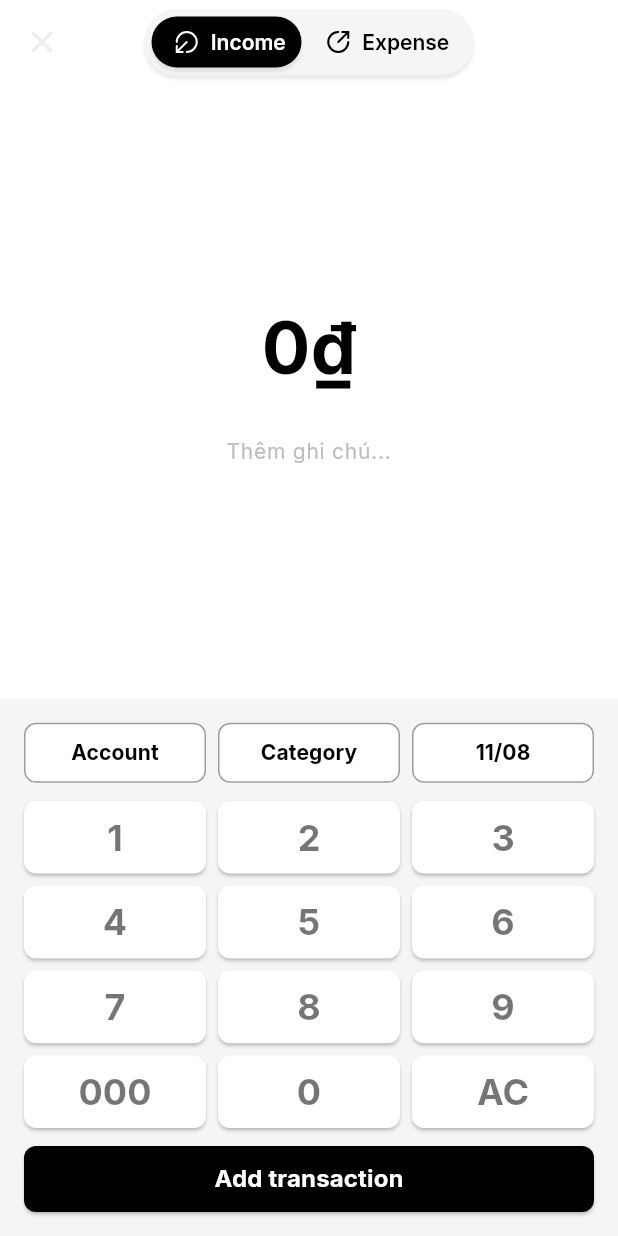
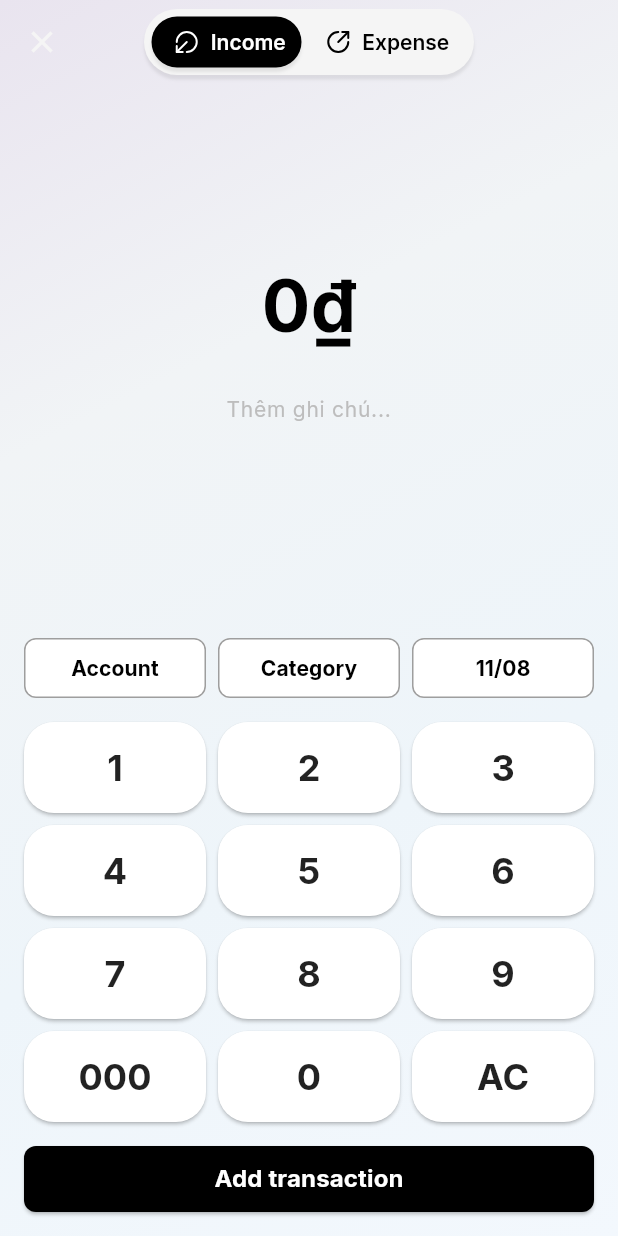
Before and after one commit to eatsosoo/finance_tracker, a Flutter app: the AddTransactionScreen screen opened by its route, on a phone screen of 412 x 824 dp. Run offline on Flutter 3.47's test engine with Material 3 defaults, Android fonts, the phone set to English and light mode, and no system bars; our stand-ins replace cached_network_image, curved_navigation_bar, flutter_svg, go_router, google_fonts, lucide_icons_flutter and 1 more.

Commit message:
[STYLE] change background

```diff
--- a/lib/layouts/main_layout.dart
+++ b/lib/layouts/main_layout.dart
@@ -55,8 +55,8 @@ class MainLayout extends StatelessWidget {
           ),
           Icon(LucideIcons.chartPie, size: currentIndex == 4 ? 24 : 18),
         ],
-        color: Colors.white,
-        buttonBackgroundColor: Colors.white,
+        color: Theme.of(context).colorScheme.surface,
+        buttonBackgroundColor: Theme.of(context).colorScheme.surface,
         backgroundColor: Colors.transparent,
         animationCurve: Curves.easeInOut,
         animationDuration: const Duration(milliseconds: 600),
--- a/lib/main.dart
+++ b/lib/main.dart
@@ -1,3 +1,4 @@
+import 'package:finance_tracker/utils/color_utils.dart';
 import 'package:flutter/material.dart';
 import 'package:google_fonts/google_fonts.dart';
 import 'package:provider/provider.dart';
@@ -5,6 +6,54 @@ import 'providers/auth_provider.dart';
 import 'screens/auth/login_screen.dart';
 // import 'screens/dashboard/dashboard_screen.dart'; // tạo sau
 import 'routes/router.dart';
+
+// LIGHT MODE
+final lightColorScheme = ColorScheme.fromSeed(
+  seedColor: Colors.black87, // hoặc Colors.black87 nếu muốn đồng bộ nhận diện
+  brightness: Brightness.light,
+).copyWith(
+  primary: Colors.black,
+  onPrimary: Colors.white,
+  background: Colors.grey.shade100,
+  onBackground: Colors.black87,
+  surface: Colors.white,
+  onSurface: Colors.black87,
+  error: Colors.red, // đỏ cảnh báo
+  onError: Colors.white
+);
+
+// DARK MODE
+final darkColorScheme = ColorScheme.fromSeed(
+  seedColor: Colors.black87, // hoặc Colors.black87 nếu muốn đồng bộ nhận diện
+  brightness: Brightness.dark,
+).copyWith(
+  onPrimary: Colors.white,
+  background:  Color.fromARGB(255, 33, 33, 33), // nền chính
+  surface: Color.fromARGB(255, 23, 23, 23), // bề mặt card
+  onSurface: const Color(0xFFB0B0B0), // text phụ
+  onBackground: Colors.white, // text chính
+  error: Colors.red, // đỏ cảnh báo
+  onError: Colors.white
+);
+
+// THEME DATA
+final lightTheme = ThemeData(
+  useMaterial3: true,
+  colorScheme: lightColorScheme,
+  textTheme: GoogleFonts.interTextTheme(),
+  scaffoldBackgroundColor: lightColorScheme.background,
+  cardColor: lightColorScheme.surface
+);
+
+final darkTheme = ThemeData(
+  useMaterial3: true,
+  colorScheme: darkColorScheme,
+  textTheme: GoogleFonts.interTextTheme(
+    ThemeData.dark().textTheme,
+  ),
+  scaffoldBackgroundColor: darkColorScheme.background,
+  cardColor: darkColorScheme.surface
+);
 
 void main() {
   runApp(
@@ -22,12 +71,9 @@ class MyApp extends StatelessWidget {
   Widget build(BuildContext context) {
     return MaterialApp.router(
       title: 'Finance Tracker Personal',
-      theme: ThemeData(
-        textTheme: GoogleFonts.interTextTheme(),
-        scaffoldBackgroundColor: Colors.grey[100], // 👈 Nền trắng cho toàn app
-        colorScheme: ColorScheme.fromSeed(seedColor: Colors.black87),
-        useMaterial3: true,
-      ),
+      theme: lightTheme,
+      darkTheme: darkTheme,
+      themeMode: ThemeMode.dark, // Tự đổi theo hệ thống (light/dark)
       routerConfig: appRouter,
     );
   }
--- a/lib/screens/page/add_transaction_screen.dart
+++ b/lib/screens/page/add_transaction_screen.dart
@@ -1,3 +1,4 @@
+import 'package:finance_tracker/utils/color_utils.dart';
 import 'package:finance_tracker/widgets/animated_toggle.dart';
 import 'package:finance_tracker/widgets/app_bottom_sheet.dart';
 import 'package:flutter/material.dart';
@@ -69,7 +70,7 @@ class _AddTransactionScreenState extends State<AddTransactionScreen> {
       title: 'Account select',
       child: Container(
         decoration: BoxDecoration(
-          color: Colors.white,
+          color: Colors.grey.shade200,
           borderRadius: BorderRadius.circular(12),
         ),
         child: Column(
@@ -214,7 +215,7 @@ class _AddTransactionScreenState extends State<AddTransactionScreen> {
         crossAxisCount: 3,
         mainAxisSpacing: 8,
         crossAxisSpacing: 8,
-        childAspectRatio: 2.5, // Giá trị này càng lớn thì nút càng thấp
+        childAspectRatio: 2, // Giá trị này càng lớn thì nút càng thấp
       ),
       shrinkWrap: true,
       physics: NeverScrollableScrollPhysics(),
@@ -228,8 +229,8 @@ class _AddTransactionScreenState extends State<AddTransactionScreen> {
       text: key,
       onPressed: () => _inputDigit(key),
       backgroundColor: Colors.white,
-      foregroundColor: Colors.black54,
-      radius: 8,
+      foregroundColor: Colors.black87,
+      radius: 20,
       fontSize: 24,
     );
   }
@@ -240,7 +241,11 @@ class _AddTransactionScreenState extends State<AddTransactionScreen> {
     final displayAmount =
         (isExpense ? '-' : '') + (amount.isEmpty ? '0' : amount) + '₫';
 
-    return Scaffold(
+    return Container(
+      decoration: BoxDecoration(
+        gradient: backgroundGradient()
+      ),
+      child: Scaffold(
         appBar: AppBar(
           title: AnimatedToggle(
             selected: 'income',
@@ -250,15 +255,16 @@ class _AddTransactionScreenState extends State<AddTransactionScreen> {
             items: tabs,
           ),
           centerTitle: true,
-        backgroundColor: Colors.white,
+          backgroundColor: Colors.transparent,
           leading: IconButton(
             onPressed: () {
               context.canPop() ? context.pop() : context.go('/home');
             },
-          icon: Icon(Icons.clear, color: Colors.grey.shade200),
+            padding: EdgeInsets.all(8),
+            icon: Icon(Icons.clear, color: Colors.grey.shade100),
           ),
         ),
-      backgroundColor: Colors.white,
+        backgroundColor: Colors.transparent,
         body: SafeArea(
           child: Column(
             mainAxisAlignment: MainAxisAlignment.spaceBetween,
@@ -296,7 +302,7 @@ class _AddTransactionScreenState extends State<AddTransactionScreen> {
 
               Container(
                 padding: EdgeInsets.all(16),
-              decoration: BoxDecoration(color: Colors.grey[100]),
+                decoration: BoxDecoration(color: Colors.transparent),
                 child: Column(
                   children: [
                     Row(
@@ -327,11 +333,11 @@ class _AddTransactionScreenState extends State<AddTransactionScreen> {
                       ],
                     ),
 
-                  const SizedBox(height: 12),
+                    const SizedBox(height: 16),
 
                     _buildNumberPad(),
 
-                  const SizedBox(height: 12),
+                    const SizedBox(height: 16),
                     Padding(
                       padding: const EdgeInsets.all(0),
                       child: CustomButton(
@@ -344,6 +350,7 @@ class _AddTransactionScreenState extends State<AddTransactionScreen> {
                 ),
               ),
             ],
+          ),
         ),
       ),
     );
--- a/lib/screens/page/budget_screen.dart
+++ b/lib/screens/page/budget_screen.dart
@@ -115,7 +115,7 @@ class _BudgetScreenState extends State<BudgetScreen> {
   @override
   Widget build(BuildContext context) {
     return Scaffold(
-      appBar: CustomAppBar(title: 'Budgets', backgroundColor: Colors.white),
+      appBar: CustomAppBar(title: 'Budgets', backgroundColor: Theme.of(context).colorScheme.surface),
       body: SafeArea(
         child: Column(
           crossAxisAlignment: CrossAxisAlignment.start,
--- a/lib/utils/color_utils.dart
+++ b/lib/utils/color_utils.dart
@@ -62,3 +62,17 @@ LinearGradient buildGradient(Color baseColor) {
     colors: [lighter, baseColor, darker],
   );
 }
+
+LinearGradient backgroundGradient() {
+  return LinearGradient(
+    begin: Alignment.topLeft,
+    end: Alignment.bottomRight,
+    colors: [
+      Color(0xFFE9E4EF),
+      Color(0xFFF1F4F6),
+      Color(0xFFEEF5FA),
+      Color(0xFFF3F8FD),
+    ],
+    stops: [0.0, 0.3, 0.65, 1.0], // Màu 2
+  );
+}
--- a/lib/widgets/budget_summary_card.dart
+++ b/lib/widgets/budget_summary_card.dart
@@ -62,7 +62,7 @@ class _BudgetSummaryCardState extends State<BudgetSummaryCard>
   Widget build(BuildContext context) {
     return Container(
       decoration: BoxDecoration(
-        color: Colors.white,
+        color: Theme.of(context).colorScheme.surface,
         boxShadow: [boxShadowCommon()],
         borderRadius: BorderRadius.only(
           bottomLeft: Radius.circular(16),
@@ -136,7 +136,6 @@ class _BudgetSummaryCardState extends State<BudgetSummaryCard>
       padding: const EdgeInsets.symmetric(horizontal: 16, vertical: 16),
       margin: const EdgeInsets.only(bottom: 8, right: 8, left: 8, top: 0),
       decoration: BoxDecoration(
-        color: Colors.black,
         borderRadius: BorderRadius.circular(14),
         image: const DecorationImage(
           image: AssetImage('/images/abstract-bg-1.jpg'),
--- a/lib/widgets/custom_app_bar.dart
+++ b/lib/widgets/custom_app_bar.dart
@@ -49,7 +49,6 @@ class CustomAppBar extends StatelessWidget implements PreferredSizeWidget {
                       style: const TextStyle(
                         fontSize: 22,
                         fontWeight: FontWeight.bold,
-                        color: Colors.black,
                       ),
                     ),
                   ],
```
Also changed, not shown: lib/widgets/budget_item_card.dart (+24 -51 lines). Lines whose indentation alone changed are shown as unchanged.
